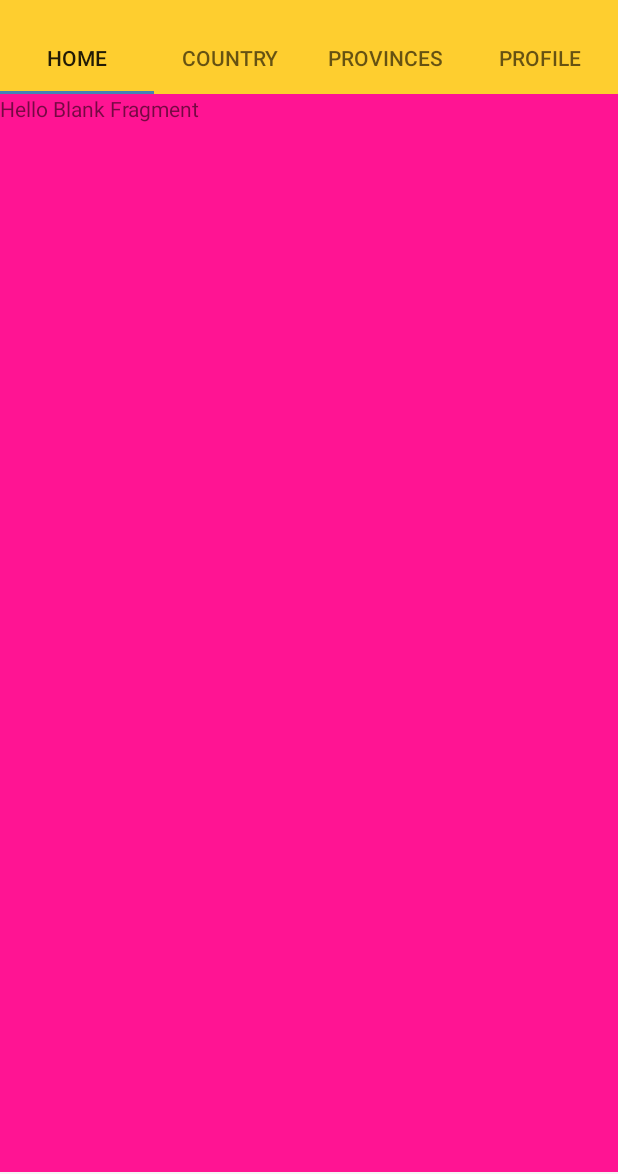
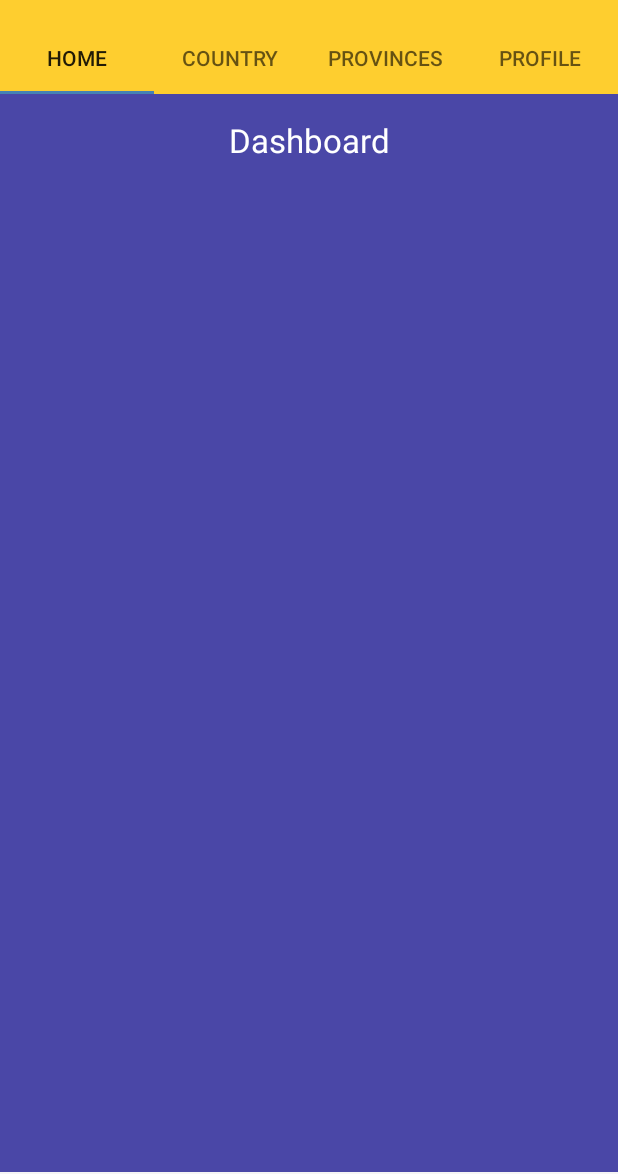
Before and after one commit to RizkiKarianata/smk-coding-covid-app, an Android app: the HomeFragment screen opened directly, with no data from a screen before it, on a phone screen of 412 x 824 dp, the part 62-1236 px from its top. Run offline under Robolectric (Android 15) with nearby library versions, the phone set to English and light mode, and no system bars; Roboto replaces fonts that are not available here.

Commit message:
Edit Home Fragment

```diff
--- a/app/build.gradle
+++ b/app/build.gradle
@@ -51,7 +51,6 @@ dependencies {
     implementation 'com.squareup.retrofit2:converter-gson:2.5.0'
     implementation 'com.github.bumptech.glide:glide:4.9.0'
     implementation 'androidx.cardview:cardview:1.0.0'
-    implementation 'com.android.support:cardview-v7:28.0.0'
     annotationProcessor 'com.github.bumptech.glide:compiler:4.9.0'
     testImplementation 'junit:junit:4.12'
     androidTestImplementation 'androidx.test.ext:junit:1.1.1'
--- a/app/src/main/res/layout/fragment_home.xml
+++ b/app/src/main/res/layout/fragment_home.xml
@@ -1,15 +1,21 @@
 <?xml version="1.0" encoding="utf-8"?>
-<FrameLayout xmlns:android="http://schemas.android.com/apk/res/android"
+<LinearLayout xmlns:android="http://schemas.android.com/apk/res/android"
     xmlns:tools="http://schemas.android.com/tools"
+    xmlns:app="http://schemas.android.com/apk/res-auto"
     android:layout_width="match_parent"
     android:layout_height="match_parent"
-    android:background="#FF1493"
+    android:background="@color/purple"
+    android:orientation="vertical"
     tools:context=".HomeFragment">
 
-    <!-- TODO: Update blank fragment layout -->
     <TextView
         android:layout_width="match_parent"
-        android:layout_height="match_parent"
-        android:text="@string/hello_blank_fragment" />
+        android:layout_height="wrap_content"
+        android:layout_margin="16dp"
+        android:fontFamily="sans-serif"
+        android:gravity="center_horizontal"
+        android:text="Dashboard"
+        android:textColor="#FFFFFF"
+        android:textSize="22sp" />
 
-</FrameLayout>
+</LinearLayout>
--- a/app/src/main/res/values/colors.xml
+++ b/app/src/main/res/values/colors.xml
@@ -15,4 +15,5 @@
     <color name="followingBg">#49BEFF</color>
     <color name="grey">#E5E5E5</color>
     <color name="white">#FFFFFF</color>
+    <color name="purple">#4A47A7</color>
 </resources>
```
